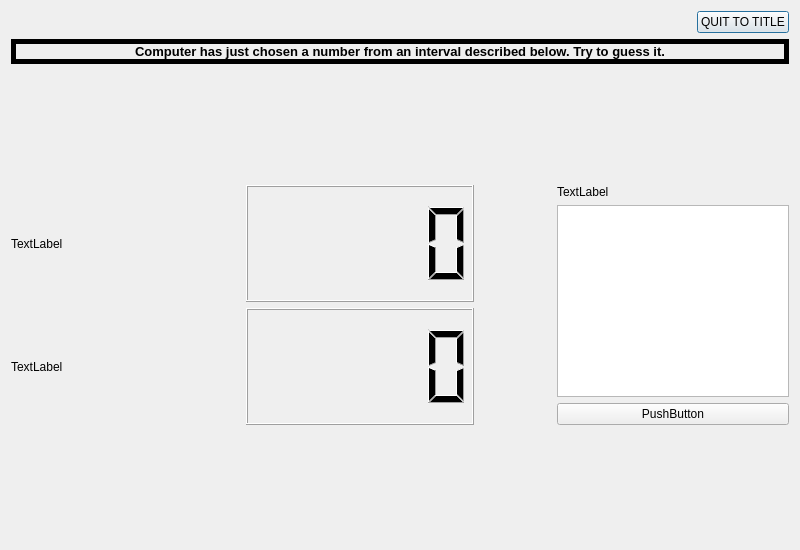
This is Guess_a_number/guess_number.ui in AdrianSuliga/Simple_Games as Qt 5 draws it before an edit. The edited form follows.
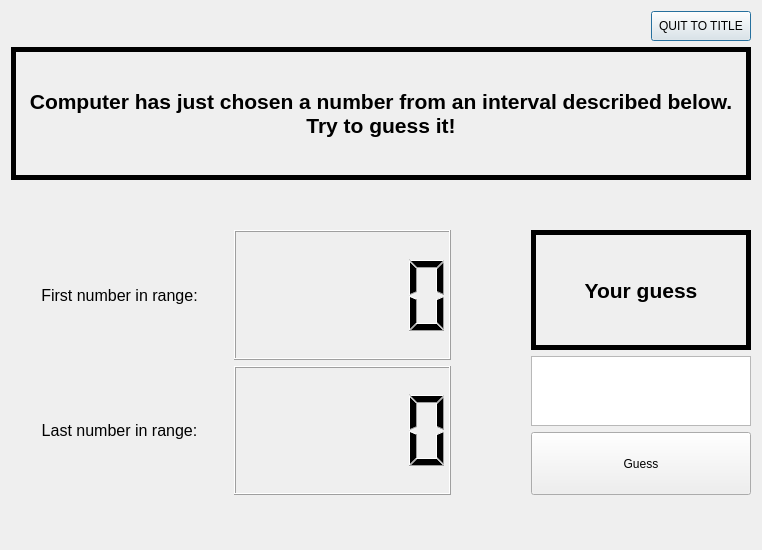
This is the edited form.

Diff of the .ui file:
```diff
--- a/Guess_a_number/guess_number.ui
+++ b/Guess_a_number/guess_number.ui
@@ -6,13 +6,13 @@
    <rect>
     <x>0</x>
     <y>0</y>
-    <width>800</width>
+    <width>762</width>
     <height>550</height>
    </rect>
   </property>
   <property name="minimumSize">
    <size>
-    <width>400</width>
+    <width>550</width>
     <height>400</height>
    </size>
   </property>
@@ -24,7 +24,7 @@
   <property name="windowTitle">
    <string>Dialog</string>
   </property>
-  <layout class="QVBoxLayout" name="verticalLayout_3">
+  <layout class="QVBoxLayout" name="verticalLayout_3" stretch="1,3,1,6,1">
    <item>
     <layout class="QHBoxLayout" name="horizontalLayout_4">
      <item>
@@ -42,6 +42,12 @@
      </item>
      <item>
       <widget class="QPushButton" name="QuiToTitleButton">
+       <property name="minimumSize">
+        <size>
+         <width>100</width>
+         <height>30</height>
+        </size>
+       </property>
        <property name="text">
         <string>QUIT TO TITLE</string>
        </property>
@@ -53,7 +59,7 @@
     <widget class="QLabel" name="label">
      <property name="font">
       <font>
-       <pointsize>10</pointsize>
+       <pointsize>16</pointsize>
        <bold>true</bold>
       </font>
      </property>
@@ -64,7 +70,7 @@
       <number>5</number>
      </property>
      <property name="text">
-      <string>Computer has just chosen a number from an interval described below. Try to guess it.</string>
+      <string>Computer has just chosen a number from an interval described below. Try to guess it!</string>
      </property>
      <property name="alignment">
       <set>Qt::AlignCenter</set>
@@ -94,9 +100,18 @@
        <item>
         <layout class="QHBoxLayout" name="horizontalLayout">
          <item>
-          <widget class="QLabel" name="label_3">
+          <widget class="QLabel" name="FirstNumLabel">
+           <property name="font">
+            <font>
+             <pointsize>12</pointsize>
+             <bold>false</bold>
+            </font>
+           </property>
            <property name="text">
-            <string>TextLabel</string>
+            <string>First number in range:</string>
+           </property>
+           <property name="alignment">
+            <set>Qt::AlignCenter</set>
            </property>
           </widget>
          </item>
@@ -108,9 +123,18 @@
        <item>
         <layout class="QHBoxLayout" name="horizontalLayout_2">
          <item>
-          <widget class="QLabel" name="label_4">
+          <widget class="QLabel" name="LastNumLable">
+           <property name="font">
+            <font>
+             <pointsize>12</pointsize>
+             <bold>false</bold>
+            </font>
+           </property>
            <property name="text">
-            <string>TextLabel</string>
+            <string>Last number in range:</string>
+           </property>
+           <property name="alignment">
+            <set>Qt::AlignCenter</set>
            </property>
           </widget>
          </item>
@@ -135,11 +159,32 @@
       </spacer>
      </item>
      <item>
-      <layout class="QVBoxLayout" name="verticalLayout_2">
+      <layout class="QVBoxLayout" name="verticalLayout_2" stretch="2,1,4">
        <item>
-        <widget class="QLabel" name="label_2">
+        <widget class="QLabel" name="TryToGuessLabel">
+         <property name="minimumSize">
+          <size>
+           <width>220</width>
+           <height>120</height>
+          </size>
+         </property>
+         <property name="font">
+          <font>
+           <pointsize>16</pointsize>
+           <bold>true</bold>
+          </font>
+         </property>
+         <property name="frameShape">
+          <enum>QFrame::Panel</enum>
+         </property>
+         <property name="lineWidth">
+          <number>5</number>
+         </property>
          <property name="text">
-          <string>TextLabel</string>
+          <string>Your guess</string>
+         </property>
+         <property name="alignment">
+          <set>Qt::AlignCenter</set>
          </property>
         </widget>
        </item>
@@ -147,9 +192,21 @@
         <widget class="QTextEdit" name="textEdit"/>
        </item>
        <item>
-        <widget class="QPushButton" name="pushButton">
+        <widget class="QPushButton" name="GuessButton">
+         <property name="minimumSize">
+          <size>
+           <width>100</width>
+           <height>30</height>
+          </size>
+         </property>
+         <property name="maximumSize">
+          <size>
+           <width>400</width>
+           <height>120</height>
+          </size>
+         </property>
          <property name="text">
-          <string>PushButton</string>
+          <string>Guess</string>
          </property>
         </widget>
        </item>
```
Left out of the diff: 4 changed lines with no effect on the pictures.
